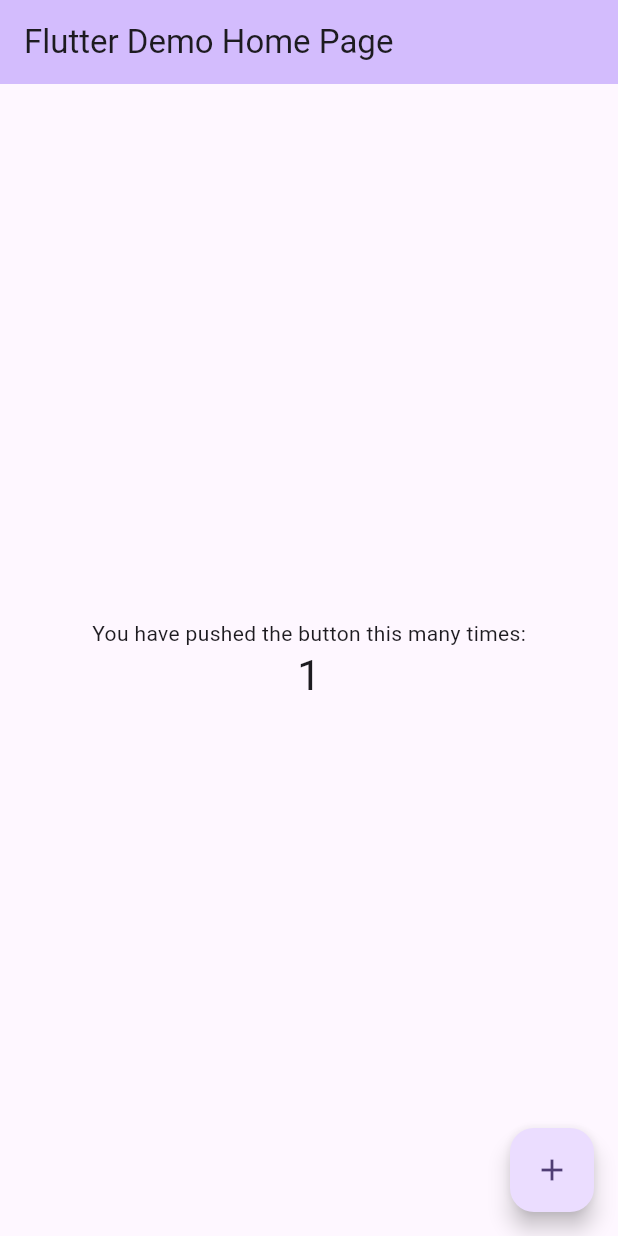
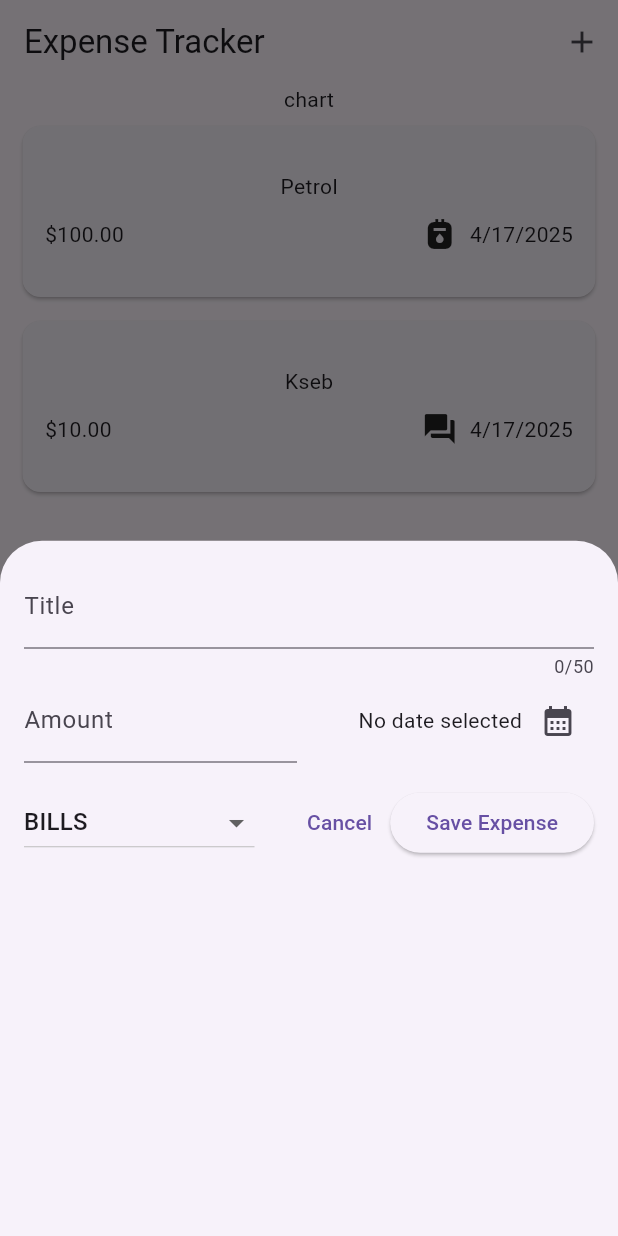
Before and after one commit to rishikesh-k-v/expense_tracker, a Flutter app: the screen it shows after launch, after a tap on the "add" icon, on a phone screen of 412 x 824 dp. Run offline on Flutter 3.47's test engine with Material 3 defaults, Android fonts, the phone set to English and light mode, and no system bars.

Commit message:
Add basic ui components

```diff
--- a/lib/main.dart
+++ b/lib/main.dart
@@ -1,122 +1,6 @@
+import 'package:expense_tracker/widgets/expenses.dart';
 import 'package:flutter/material.dart';
 
 void main() {
-  runApp(const MyApp());
+  runApp(const MaterialApp(home: Expenses()));
 }
-
-class MyApp extends StatelessWidget {
-  const MyApp({super.key});
-
-  // This widget is the root of your application.
-  @override
-  Widget build(BuildContext context) {
-    return MaterialApp(
-      title: 'Flutter Demo',
-      theme: ThemeData(
-        // This is the theme of your application.
-        //
-        // TRY THIS: Try running your application with "flutter run". You'll see
-        // the application has a purple toolbar. Then, without quitting the app,
-        // try changing the seedColor in the colorScheme below to Colors.green
-        // and then invoke "hot reload" (save your changes or press the "hot
-        // reload" button in a Flutter-supported IDE, or press "r" if you used
-        // the command line to start the app).
-        //
-        // Notice that the counter didn't reset back to zero; the application
-        // state is not lost during the reload. To reset the state, use hot
-        // restart instead.
-        //
-        // This works for code too, not just values: Most code changes can be
-        // tested with just a hot reload.
-        colorScheme: ColorScheme.fromSeed(seedColor: Colors.deepPurple),
-      ),
-      home: const MyHomePage(title: 'Flutter Demo Home Page'),
-    );
-  }
-}
-
-class MyHomePage extends StatefulWidget {
-  const MyHomePage({super.key, required this.title});
-
-  // This widget is the home page of your application. It is stateful, meaning
-  // that it has a State object (defined below) that contains fields that affect
-  // how it looks.
-
-  // This class is the configuration for the state. It holds the values (in this
-  // case the title) provided by the parent (in this case the App widget) and
-  // used by the build method of the State. Fields in a Widget subclass are
-  // always marked "final".
-
-  final String title;
-
-  @override
-  State<MyHomePage> createState() => _MyHomePageState();
-}
-
-class _MyHomePageState extends State<MyHomePage> {
-  int _counter = 0;
-
-  void _incrementCounter() {
-    setState(() {
-      // This call to setState tells the Flutter framework that something has
-      // changed in this State, which causes it to rerun the build method below
-      // so that the display can reflect the updated values. If we changed
-      // _counter without calling setState(), then the build method would not be
-      // called again, and so nothing would appear to happen.
-      _counter++;
-    });
-  }
-
-  @override
-  Widget build(BuildContext context) {
-    // This method is rerun every time setState is called, for instance as done
-    // by the _incrementCounter method above.
-    //
-    // The Flutter framework has been optimized to make rerunning build methods
-    // fast, so that you can just rebuild anything that needs updating rather
-    // than having to individually change instances of widgets.
-    return Scaffold(
-      appBar: AppBar(
-        // TRY THIS: Try changing the color here to a specific color (to
-        // Colors.amber, perhaps?) and trigger a hot reload to see the AppBar
-        // change color while the other colors stay the same.
-        backgroundColor: Theme.of(context).colorScheme.inversePrimary,
-        // Here we take the value from the MyHomePage object that was created by
-        // the App.build method, and use it to set our appbar title.
-        title: Text(widget.title),
-      ),
-      body: Center(
-        // Center is a layout widget. It takes a single child and positions it
-        // in the middle of the parent.
-        child: Column(
-          // Column is also a layout widget. It takes a list of children and
-          // arranges them vertically. By default, it sizes itself to fit its
-          // children horizontally, and tries to be as tall as its parent.
-          //
-          // Column has various properties to control how it sizes itself and
-          // how it positions its children. Here we use mainAxisAlignment to
-          // center the children vertically; the main axis here is the vertical
-          // axis because Columns are vertical (the cross axis would be
-          // horizontal).
-          //
-          // TRY THIS: Invoke "debug painting" (choose the "Toggle Debug Paint"
-          // action in the IDE, or press "p" in the console), to see the
-          // wireframe for each widget.
-          mainAxisAlignment: MainAxisAlignment.center,
-          children: <Widget>[
-            const Text('You have pushed the button this many times:'),
-            Text(
-              '$_counter',
-              style: Theme.of(context).textTheme.headlineMedium,
-            ),
-          ],
-        ),
-      ),
-      floatingActionButton: FloatingActionButton(
-        onPressed: _incrementCounter,
-        tooltip: 'Increment',
-        child: const Icon(Icons.add),
-      ), // This trailing comma makes auto-formatting nicer for build methods.
-    );
-  }
-}
--- /dev/null
+++ b/lib/models/expense.dart
@@ -0,0 +1,34 @@
+import 'package:flutter/material.dart';
+import 'package:intl/intl.dart';
+import 'package:uuid/uuid.dart';
+
+const uuid = Uuid();
+var formatter = DateFormat.yMd();
+
+enum Category { food, fuel, bills, entertainment, other }
+
+const categoryIcons = {
+  Category.bills: Icons.forum,
+  Category.entertainment: Icons.movie,
+  Category.food: Icons.lunch_dining,
+  Category.fuel: Icons.gas_meter,
+};
+
+class Expense {
+  Expense({
+    required this.amount,
+    required this.date,
+    required this.title,
+    required this.category,
+  }) : id = uuid.v4();
+
+  final String id;
+  final String title;
+  final double amount;
+  final DateTime date;
+  final Category category;
+
+  String get formattedDate {
+    return formatter.format(date);
+  }
+}
--- /dev/null
+++ b/lib/widgets/expenses.dart
@@ -0,0 +1,56 @@
+import 'package:expense_tracker/widgets/expenses_list/expenses_list.dart';
+import 'package:expense_tracker/models/expense.dart';
+import 'package:expense_tracker/widgets/new_expense.dart';
+import 'package:flutter/material.dart';
+
+class Expenses extends StatefulWidget {
+  const Expenses({super.key});
+  @override
+  State<StatefulWidget> createState() {
+    return _Expenses();
+  }
+}
+
+class _Expenses extends State<Expenses> {
+  final List<Expense> _registeredExpenses = [
+    Expense(
+      amount: 100,
+      date: DateTime.now(),
+      title: "Petrol",
+      category: Category.fuel,
+    ),
+    Expense(
+      amount: 10,
+      date: DateTime.now(),
+      title: "Kseb",
+      category: Category.bills,
+    ),
+  ];
+
+  void _openAddExpenseOverlay() {
+    showModalBottomSheet(
+      context: context,
+      builder: (ctx) {
+        return NewExpense();
+      },
+    );
+  }
+
+  @override
+  Widget build(BuildContext context) {
+    return Scaffold(
+      appBar: AppBar(
+        title: Text("Expense Tracker"),
+        actions: [
+          IconButton(onPressed: _openAddExpenseOverlay, icon: Icon(Icons.add)),
+        ],
+      ),
+      body: Column(
+        children: [
+          Text("chart"),
+          Expanded(child: ExpensesList(expenses: _registeredExpenses)),
+        ],
+      ),
+    );
+  }
+}
--- /dev/null
+++ b/lib/widgets/expenses_list/expense_item.dart
@@ -0,0 +1,36 @@
+import 'package:expense_tracker/models/expense.dart';
+import 'package:flutter/material.dart';
+
+class ExpenseItem extends StatelessWidget {
+  const ExpenseItem(this.expense, {super.key});
+
+  final Expense expense;
+  @override
+  Widget build(BuildContext context) {
+    return Card(
+      margin: EdgeInsets.symmetric(horizontal: 15, vertical: 8),
+      child: Padding(
+        padding: const EdgeInsets.symmetric(horizontal: 15, vertical: 30),
+        child: Column(
+          children: [
+            Text(expense.title),
+            const SizedBox(height: 10),
+            Row(
+              children: [
+                Text('\$${expense.amount.toStringAsFixed(2)}'),
+                const Spacer(),
+                Row(
+                  children: [
+                    Icon(categoryIcons[expense.category]),
+                    const SizedBox(width: 8),
+                    Text(expense.formattedDate),
+                  ],
+                ),
+              ],
+            ),
+          ],
+        ),
+      ),
+    );
+  }
+}
--- /dev/null
+++ b/lib/widgets/expenses_list/expenses_list.dart
@@ -0,0 +1,16 @@
+import 'package:expense_tracker/models/expense.dart';
+import 'package:expense_tracker/widgets/expenses_list/expense_item.dart';
+import 'package:flutter/material.dart';
+
+class ExpensesList extends StatelessWidget {
+  const ExpensesList({super.key, required this.expenses});
+
+  final List<Expense> expenses;
+  @override
+  Widget build(BuildContext context) {
+    return ListView.builder(
+      itemCount: expenses.length,
+      itemBuilder: (ctx, index) => ExpenseItem(expenses[index]),
+    );
+  }
+}
--- /dev/null
+++ b/lib/widgets/new_expense.dart
@@ -0,0 +1,125 @@
+import 'package:expense_tracker/models/expense.dart';
+import 'package:flutter/material.dart';
+
+class NewExpense extends StatefulWidget {
+  @override
+  State<NewExpense> createState() {
+    return _NewExpense();
+  }
+}
+
+class _NewExpense extends State<NewExpense> {
+  final _titleController = TextEditingController();
+  final _amountController = TextEditingController();
+  DateTime? _selectedDate;
+  Category _selectedCategory = Category.bills;
+
+  void _openDateTimeOverlay() async {
+    final now = DateTime.now();
+    final firstDate = DateTime(now.year - 1, now.month, now.day);
+    final pickedDate = await showDatePicker(
+      context: context,
+      initialDate: now,
+      firstDate: firstDate,
+      lastDate: now,
+    );
+
+    setState(() {
+      _selectedDate = pickedDate;
+    });
+  }
+
+  @override
+  void dispose() {
+    _titleController.dispose();
+    _amountController.dispose();
+    super.dispose();
+  }
+
+  @override
+  Widget build(BuildContext context) {
+    return Padding(
+      padding: const EdgeInsets.all(16),
+      child: Column(
+        children: [
+          TextField(
+            controller: _titleController,
+            maxLength: 50,
+            decoration: const InputDecoration(label: Text('Title')),
+          ),
+          Row(
+            children: [
+              Expanded(
+                child: TextField(
+                  controller: _amountController,
+                  keyboardType: TextInputType.number,
+                  decoration: const InputDecoration(
+                    prefixText: '\$ ',
+                    label: Text('Amount'),
+                  ),
+                ),
+              ),
+              const SizedBox(width: 16),
+              Expanded(
+                child: Row(
+                  mainAxisAlignment: MainAxisAlignment.end,
+                  crossAxisAlignment: CrossAxisAlignment.center,
+                  children: [
+                    Text(
+                      _selectedDate == null
+                          ? 'No date selected'
+                          : formatter.format(_selectedDate!),
+                    ),
+                    IconButton(
+                      onPressed: _openDateTimeOverlay,
+                      icon: const Icon(Icons.calendar_month),
+                    ),
+                  ],
+                ),
+              ),
+            ],
+          ),
+          const SizedBox(height: 16),
+          Row(
+            children: [
+              DropdownButton(
+                value: _selectedCategory,
+                items:
+                    Category.values
+                        .map(
+                          (category) => DropdownMenuItem(
+                            value: category,
+                            child: Text(category.name.toUpperCase()),
+                          ),
+                        )
+                        .toList(),
+                onChanged: (value) {
+                  if (value == null) {
+                    return;
+                  }
+                  setState(() {
+                    _selectedCategory = value;
+                  });
+                },
+              ),
+              const Spacer(),
+              TextButton(
+                onPressed: () {
+                  Navigator.pop(context);
+                },
+                child: const Text('Cancel'),
+              ),
+              ElevatedButton(
+                onPressed: () {
+                  print(_titleController.text);
+                  print(_amountController.text);
+                },
+                child: const Text('Save Expense'),
+              ),
+            ],
+          ),
+        ],
+      ),
+    );
+  }
+}
--- a/pubspec.yaml
+++ b/pubspec.yaml
@@ -34,6 +34,8 @@ dependencies:
   # The following adds the Cupertino Icons font to your application.
   # Use with the CupertinoIcons class for iOS style icons.
   cupertino_icons: ^1.0.8
+  uuid: ^4.5.1
+  intl: ^0.20.2
 
 dev_dependencies:
   flutter_test:
```
Also changed, not shown: pubspec.lock.
